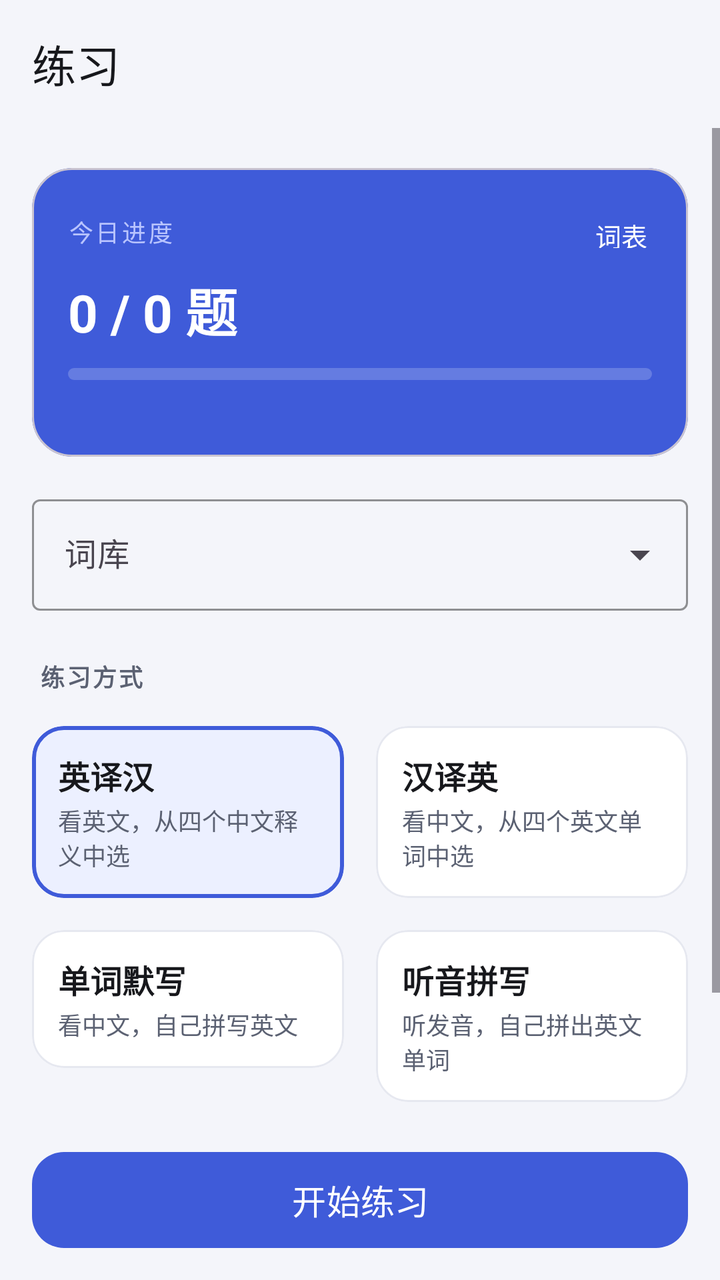
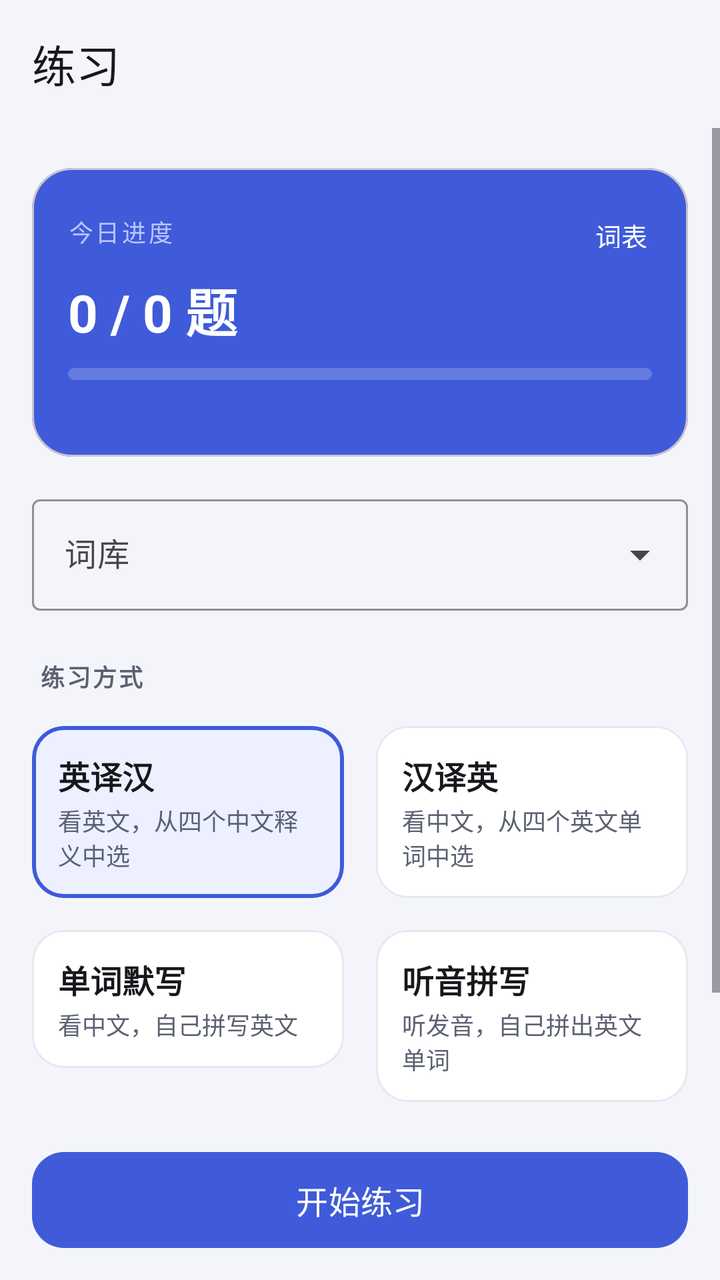

An Android layout rendered at two revisions. The XML below is the earlier revision; the diff shows what the commit changed to produce the second picture.
<!-- AndroidManifest.xml: application theme Theme.WordDrill -->
<!-- res/layout/fragment_practice.xml -->
<?xml version="1.0" encoding="utf-8"?>
<LinearLayout xmlns:android="http://schemas.android.com/apk/res/android"
    xmlns:app="http://schemas.android.com/apk/res-auto"
    android:id="@+id/root"
    android:layout_width="match_parent"
    android:layout_height="match_parent"
    android:background="@color/bg"
    android:focusableInTouchMode="true"
    android:orientation="vertical">

    <com.google.android.material.appbar.MaterialToolbar
        android:id="@+id/toolbar"
        style="@style/Toolbar.WordDrill"
        android:layout_width="match_parent"
        android:layout_height="?attr/actionBarSize"
        app:title="@string/tab_practice"
        app:titleTextAppearance="@style/TextAppearance.Material3.TitleLarge" />

    <ScrollView
        android:layout_width="match_parent"
        android:layout_height="0dp"
        android:layout_weight="1"
        android:clipToPadding="false"
        android:fillViewport="true">

        <LinearLayout
            android:layout_width="match_parent"
            android:layout_height="wrap_content"
            android:orientation="vertical"
            android:paddingStart="16dp"
            android:paddingTop="4dp"
            android:paddingEnd="16dp"
            android:paddingBottom="16dp">

            <com.google.android.material.card.MaterialCardView
                android:id="@+id/cardProgress"
                android:layout_width="match_parent"
                android:layout_height="wrap_content"
                android:layout_marginTop="16dp"
                android:clickable="true"
                android:focusable="true"
                android:foreground="?attr/selectableItemBackground"
                app:cardBackgroundColor="@color/brand"
                app:cardCornerRadius="20dp"
                app:cardElevation="0dp">

                <LinearLayout
                    android:layout_width="match_parent"
                    android:layout_height="wrap_content"
                    android:orientation="vertical"
                    android:paddingStart="18dp"
                    android:paddingTop="14dp"
                    android:paddingEnd="10dp"
                    android:paddingBottom="14dp">

                    <LinearLayout
                        android:layout_width="match_parent"
                        android:layout_height="wrap_content"
                        android:gravity="center_vertical"
                        android:orientation="horizontal">

                        <TextView
                            android:layout_width="0dp"
                            android:layout_height="wrap_content"
                            android:layout_weight="1"
                            android:letterSpacing="0.1"
                            android:text="@string/report_today"
                            android:textColor="#B9C4FF"
                            android:textSize="12sp" />

                        <com.google.android.material.button.MaterialButton
                            android:id="@+id/btnOpenList"
                            style="@style/Widget.Material3.Button.TextButton"
                            android:layout_width="wrap_content"
                            android:layout_height="36dp"
                            android:minWidth="0dp"
                            android:paddingStart="10dp"
                            android:paddingEnd="10dp"
                            android:text="@string/label_word_list"
                            android:textColor="@color/white"
                            android:textSize="13sp" />
                    </LinearLayout>

                    <TextView
                        android:id="@+id/tvHeroTitle"
                        style="@style/Text.Hero"
                        android:layout_width="wrap_content"
                        android:layout_height="wrap_content"
                        android:layout_marginTop="2dp"
                        android:text="0 / 0 题" />

                    <com.google.android.material.progressindicator.LinearProgressIndicator
                        android:id="@+id/pbHero"
                        android:layout_width="match_parent"
                        android:layout_height="wrap_content"
                        android:layout_marginTop="10dp"
                        android:layout_marginEnd="8dp"
                        android:max="100"
                        app:indicatorColor="@color/white"
                        app:trackColor="#33FFFFFF"
                        app:trackCornerRadius="3dp"
                        app:trackStopIndicatorSize="0dp"
                        app:trackThickness="6dp" />

                    <TextView
                        android:id="@+id/tvHeroSub"
                        android:layout_width="match_parent"
                        android:layout_height="wrap_content"
                        android:layout_marginTop="8dp"
                        android:layout_marginEnd="8dp"
                        android:textColor="#B9C4FF"
                        android:textSize="12sp" />
                </LinearLayout>
            </com.google.android.material.card.MaterialCardView>

            <com.google.android.material.button.MaterialButton
                android:id="@+id/btnReviewNow"
                style="@style/Widget.Material3.Button.TonalButton"
                android:layout_width="match_parent"
                android:layout_height="48dp"
                android:layout_marginTop="10dp"
                android:text="@string/action_review"
                android:textSize="14sp"
                android:visibility="gone"
                app:cornerRadius="14dp" />

            <com.google.android.material.textfield.TextInputLayout
                android:id="@+id/tilBook"
                style="@style/Widget.Material3.TextInputLayout.OutlinedBox.ExposedDropdownMenu"
                android:layout_width="match_parent"
                android:layout_height="wrap_content"
                android:layout_marginTop="16dp"
                android:hint="@string/label_book"
                app:boxStrokeColor="@color/brand">

                <com.google.android.material.textfield.MaterialAutoCompleteTextView
                    android:id="@+id/etBook"
                    android:layout_width="match_parent"
                    android:layout_height="wrap_content"
                    android:cursorVisible="false"
                    android:focusable="false"
                    android:focusableInTouchMode="false"
                    android:inputType="none"
                    android:textSize="16sp" />
            </com.google.android.material.textfield.TextInputLayout>

            <TextView
                style="@style/Text.SectionLabel"
                android:layout_width="wrap_content"
                android:layout_height="wrap_content"
                android:layout_marginTop="24dp"
                android:layout_marginStart="4dp"
                android:text="@string/label_mode" />

            <LinearLayout
                android:layout_width="match_parent"
                android:layout_height="wrap_content"
                android:layout_marginTop="16dp"
                android:baselineAligned="false"
                android:orientation="horizontal">

                <com.google.android.material.card.MaterialCardView
                    android:id="@+id/cardEnZh"
                    android:layout_width="0dp"
                    android:layout_height="wrap_content"
                    android:layout_marginEnd="8dp"
                    android:layout_weight="1"
                    android:clickable="true"
                    android:focusable="true"
                    android:foreground="?attr/selectableItemBackground"
                    app:cardBackgroundColor="@color/brand_soft"
                    app:cardCornerRadius="16dp"
                    app:cardElevation="0dp"
                    app:strokeColor="@color/brand"
                    app:strokeWidth="2dp">

                    <LinearLayout
                        android:layout_width="match_parent"
                        android:layout_height="wrap_content"
                        android:orientation="vertical"
                        android:padding="13dp">

                        <TextView
                            style="@style/Text.CardTitle"
                            android:layout_width="wrap_content"
                            android:layout_height="wrap_content"
                            android:text="@string/mode_en_zh" />

                        <TextView
                            style="@style/Text.CardSubtitle"
                            android:layout_width="match_parent"
                            android:layout_height="wrap_content"
                            android:layout_marginTop="2dp"
                            android:maxLines="2"
                            android:text="@string/mode_en_zh_desc" />
                    </LinearLayout>
                </com.google.android.material.card.MaterialCardView>

                <com.google.android.material.card.MaterialCardView
                    android:id="@+id/cardZhEn"
                    android:layout_width="0dp"
                    android:layout_height="wrap_content"
                    android:layout_marginStart="8dp"
                    android:layout_weight="1"
                    android:clickable="true"
                    android:focusable="true"
                    android:foreground="?attr/selectableItemBackground"
                    app:cardBackgroundColor="@color/surface"
                    app:cardCornerRadius="16dp"
                    app:cardElevation="0dp"
                    app:strokeColor="@color/divider"
                    app:strokeWidth="1dp">

                    <LinearLayout
                        android:layout_width="match_parent"
                        android:layout_height="wrap_content"
                        android:orientation="vertical"
                        android:padding="13dp">

                        <TextView
                            style="@style/Text.CardTitle"
                            android:layout_width="wrap_content"
                            android:layout_height="wrap_content"
                            android:text="@string/mode_zh_en" />

                        <TextView
                            style="@style/Text.CardSubtitle"
                            android:layout_width="match_parent"
                            android:layout_height="wrap_content"
                            android:layout_marginTop="2dp"
                            android:maxLines="2"
                            android:text="@string/mode_zh_en_desc" />
                    </LinearLayout>
                </com.google.android.material.card.MaterialCardView>
            </LinearLayout>

            <LinearLayout
                android:layout_width="match_parent"
                android:layout_height="wrap_content"
                android:layout_marginTop="16dp"
                android:baselineAligned="false"
                android:orientation="horizontal">

                <com.google.android.material.card.MaterialCardView
                    android:id="@+id/cardSpell"
                    android:layout_width="0dp"
                    android:layout_height="wrap_content"
                    android:layout_marginEnd="8dp"
                    android:layout_weight="1"
                    android:clickable="true"
                    android:focusable="true"
                    android:foreground="?attr/selectableItemBackground"
                    app:cardBackgroundColor="@color/surface"
                    app:cardCornerRadius="16dp"
                    app:cardElevation="0dp"
                    app:strokeColor="@color/divider"
                    app:strokeWidth="1dp">

                    <LinearLayout
                        android:layout_width="match_parent"
                        android:layout_height="wrap_content"
                        android:orientation="vertical"
                        android:padding="13dp">

                        <TextView
                            style="@style/Text.CardTitle"
                            android:layout_width="wrap_content"
                            android:layout_height="wrap_content"
                            android:text="@string/mode_spell" />

                        <TextView
                            style="@style/Text.CardSubtitle"
                            android:layout_width="match_parent"
                            android:layout_height="wrap_content"
                            android:layout_marginTop="2dp"
                            android:maxLines="2"
                            android:text="@string/mode_spell_desc" />
                    </LinearLayout>
                </com.google.android.material.card.MaterialCardView>

                <com.google.android.material.card.MaterialCardView
                    android:id="@+id/cardListen"
                    android:layout_width="0dp"
                    android:layout_height="wrap_content"
                    android:layout_marginStart="8dp"
                    android:layout_weight="1"
                    android:clickable="true"
                    android:focusable="true"
                    android:foreground="?attr/selectableItemBackground"
                    app:cardBackgroundColor="@color/surface"
                    app:cardCornerRadius="16dp"
                    app:cardElevation="0dp"
                    app:strokeColor="@color/divider"
                    app:strokeWidth="1dp">

                    <LinearLayout
                        android:layout_width="match_parent"
                        android:layout_height="wrap_content"
                        android:orientation="vertical"
                        android:padding="13dp">

                        <TextView
                            style="@style/Text.CardTitle"
                            android:layout_width="wrap_content"
                            android:layout_height="wrap_content"
                            android:text="@string/mode_listen" />

                        <TextView
                            style="@style/Text.CardSubtitle"
                            android:layout_width="match_parent"
                            android:layout_height="wrap_content"
                            android:layout_marginTop="2dp"
                            android:maxLines="2"
                            android:text="@string/mode_listen_desc" />
                    </LinearLayout>
                </com.google.android.material.card.MaterialCardView>
            </LinearLayout>

            <com.google.android.material.card.MaterialCardView
                android:layout_width="match_parent"
                android:layout_height="wrap_content"
                android:layout_marginTop="24dp"
                app:cardBackgroundColor="@color/surface"
                app:cardCornerRadius="16dp"
                app:cardElevation="0dp"
                app:strokeColor="@color/divider"
                app:strokeWidth="1dp">

                <LinearLayout
                    android:layout_width="match_parent"
                    android:layout_height="wrap_content"
                    android:orientation="vertical">

                    <LinearLayout
                        android:id="@+id/rowSettings"
                        android:layout_width="match_parent"
                        android:layout_height="wrap_content"
                        android:background="?attr/selectableItemBackground"
                        android:clickable="true"
                        android:focusable="true"
                        android:gravity="center_vertical"
                        android:minHeight="56dp"
                        android:orientation="horizontal"
                        android:paddingStart="16dp"
                        android:paddingEnd="12dp">

                        <LinearLayout
                            android:layout_width="0dp"
                            android:layout_height="wrap_content"
                            android:layout_weight="1"
                            android:orientation="vertical">

                            <TextView
                                style="@style/Text.CardTitle"
                                android:layout_width="wrap_content"
                                android:layout_height="wrap_content"
                                android:text="@string/label_count_range" />

                            <TextView
                                android:id="@+id/tvSettingsSummary"
                                android:layout_width="wrap_content"
                                android:layout_height="wrap_content"
                                android:layout_marginTop="2dp"
                                android:textColor="@color/text_hint"
                                android:textSize="12sp" />
                        </LinearLayout>

                        <ImageView
                            android:id="@+id/ivExpand"
                            android:layout_width="22dp"
                            android:layout_height="22dp"
                            android:contentDescription="@null"
                            android:rotation="90"
                            android:src="@drawable/ic_chevron_right"
                            app:tint="@color/text_hint" />
                    </LinearLayout>

                    <LinearLayout
                        android:id="@+id/settingsBody"
                        android:layout_width="match_parent"
                        android:layout_height="wrap_content"
                        android:orientation="vertical"
                        android:paddingStart="16dp"
                        android:paddingEnd="16dp"
                        android:paddingBottom="16dp"
                        android:visibility="gone">

                        <View
                            android:layout_width="match_parent"
                            android:layout_height="1dp"
                            android:layout_marginBottom="14dp"
                            android:background="@color/divider" />

                        <LinearLayout
                            android:layout_width="match_parent"
                            android:layout_height="wrap_content"
                            android:gravity="center_vertical"
                            android:orientation="horizontal">

                            <TextView
                                android:layout_width="0dp"
                                android:layout_height="wrap_content"
                                android:layout_weight="1"
                                android:text="@string/label_count"
                                android:textColor="@color/text_primary"
                                android:textSize="14sp" />

                            <com.google.android.material.textfield.TextInputLayout
                                android:id="@+id/tilCount"
                                style="@style/Widget.Material3.TextInputLayout.OutlinedBox"
                                android:layout_width="96dp"
                                android:layout_height="wrap_content"
                                app:boxStrokeColor="@color/brand">

                                <com.google.android.material.textfield.TextInputEditText
                                    android:id="@+id/etCount"
                                    android:layout_width="match_parent"
                                    android:layout_height="wrap_content"
                                    android:gravity="center"
                                    android:imeOptions="actionDone"
                                    android:inputType="number"
                                    android:maxLength="3"
                                    android:text="20"
                                    android:textSize="16sp" />
                            </com.google.android.material.textfield.TextInputLayout>
                        </LinearLayout>

                        <TextView
                            android:id="@+id/tvRangeHint"
                            android:layout_width="match_parent"
                            android:layout_height="wrap_content"
                            android:layout_marginTop="14dp"
                            android:text="@string/label_range"
                            android:textColor="@color/text_primary"
                            android:textSize="14sp" />

                        <TextView
                            android:id="@+id/tvRangeSub"
                            android:layout_width="wrap_content"
                            android:layout_height="wrap_content"
                            android:layout_marginTop="2dp"
                            android:textColor="@color/text_hint"
                            android:textSize="12sp" />

                        <LinearLayout
                            android:layout_width="match_parent"
                            android:layout_height="wrap_content"
                            android:layout_marginTop="8dp"
                            android:baselineAligned="false"
                            android:orientation="horizontal">

                            <com.google.android.material.textfield.TextInputLayout
                                style="@style/Widget.Material3.TextInputLayout.OutlinedBox"
                                android:layout_width="0dp"
                                android:layout_height="wrap_content"
                                android:layout_marginEnd="8dp"
                                android:layout_weight="1"
                                android:hint="@string/range_start">

                                <com.google.android.material.textfield.TextInputEditText
                                    android:id="@+id/etStart"
                                    android:layout_width="match_parent"
                                    android:layout_height="wrap_content"
                                    android:imeOptions="actionNext"
                                    android:inputType="number"
                                    android:maxLength="5"
                                    android:textSize="16sp" />
                            </com.google.android.material.textfield.TextInputLayout>

                            <com.google.android.material.textfield.TextInputLayout
                                style="@style/Widget.Material3.TextInputLayout.OutlinedBox"
                                android:layout_width="0dp"
                                android:layout_height="wrap_content"
                                android:layout_weight="1"
                                android:hint="@string/range_end">

                                <com.google.android.material.textfield.TextInputEditText
                                    android:id="@+id/etEnd"
                                    android:layout_width="match_parent"
                                    android:layout_height="wrap_content"
                                    android:imeOptions="actionDone"
                                    android:inputType="number"
                                    android:maxLength="5"
                                    android:textSize="16sp" />
                            </com.google.android.material.textfield.TextInputLayout>
                        </LinearLayout>

                        <com.google.android.material.checkbox.MaterialCheckBox
                            android:id="@+id/cbAllowRepeat"
                            android:layout_width="match_parent"
                            android:layout_height="wrap_content"
                            android:layout_marginTop="10dp"
                            android:minHeight="48dp"
                            android:text="@string/allow_repeat"
                            android:textSize="14sp" />
                    </LinearLayout>
                </LinearLayout>
            </com.google.android.material.card.MaterialCardView>
        </LinearLayout>
    </ScrollView>

    <com.google.android.material.button.MaterialButton
        android:id="@+id/btnStart"
        android:layout_width="match_parent"
        android:layout_height="56dp"
        android:layout_marginStart="16dp"
        android:layout_marginTop="6dp"
        android:layout_marginEnd="16dp"
        android:layout_marginBottom="12dp"
        android:text="@string/start_practice"
        android:textSize="17sp"
        app:cornerRadius="16dp" />
</LinearLayout>
<!-- resources referenced by this layout -->
<resources>
  <color name="bg">#F4F5FA</color>
  <color name="brand">#3F5BD9</color>
  <color name="brand_soft">#ECF0FF</color>
  <color name="divider">#E6E8F0</color>
  <color name="surface">#FFFFFF</color>
  <color name="text_hint">#9AA0B0</color>
  <color name="text_primary">#17181C</color>
  <color name="white">#FFFFFF</color>
  <!-- drawable ic_chevron_right (drawable) -->
  <?xml version="1.0" encoding="utf-8"?>
  <vector xmlns:android="http://schemas.android.com/apk/res/android"
      android:width="24dp"
      android:height="24dp"
      android:viewportWidth="24"
      android:viewportHeight="24">
      <path
          android:fillColor="#FFFFFF"
          android:pathData="M10,6L8.59,7.41 13.17,12l-4.58,4.59L10,18l6,-6z" />
  </vector>
  <string name="action_review">复习今日到期的单词</string>
  <string name="allow_repeat">允许重复抽到已练过的单词</string>
  <string name="label_book">词库</string>
  <string name="label_count">每次题量</string>
  <string name="label_count_range">题量与范围</string>
  <string name="label_mode">练习方式</string>
  <string name="label_range">练习范围（词库索引）</string>
  <string name="label_word_list">词表</string>
  <string name="mode_en_zh">英译汉</string>
  <string name="mode_en_zh_desc">看英文，从四个中文释义中选</string>
  <string name="mode_listen">听音拼写</string>
  <string name="mode_listen_desc">听发音，自己拼出英文单词</string>
  <string name="mode_spell">单词默写</string>
  <string name="mode_spell_desc">看中文，自己拼写英文</string>
  <string name="mode_zh_en">汉译英</string>
  <string name="mode_zh_en_desc">看中文，从四个英文单词中选</string>
  <string name="range_end">结束</string>
  <string name="range_start">起始</string>
  <string name="report_today">今日进度</string>
  <string name="start_practice">开始练习</string>
  <string name="tab_practice">练习</string>
  <style name="Text.CardSubtitle" parent="">
          <item name="android:textSize">12sp</item>
          <item name="android:textColor">@color/text_secondary</item>
      </style>
  <style name="Text.CardTitle" parent="">
          <item name="android:textSize">16sp</item>
          <item name="android:textColor">@color/text_primary</item>
          <item name="android:textStyle">bold</item>
      </style>
  <style name="Text.Hero" parent="">
          <item name="android:textSize">26sp</item>
          <item name="android:textColor">@color/white</item>
          <item name="android:textStyle">bold</item>
      </style>
  <style name="Text.SectionLabel" parent="">
          <item name="android:textSize">12sp</item>
          <item name="android:textColor">@color/text_secondary</item>
          <item name="android:letterSpacing">0.08</item>
          <item name="android:textStyle">bold</item>
      </style>
  <style name="Toolbar.WordDrill" parent="Widget.Material3.Toolbar">
          <item name="android:background">@color/bg</item>
          <item name="titleTextColor">@color/text_primary</item>
          <item name="subtitleTextColor">@color/text_secondary</item>
          <item name="navigationIconTint">@color/text_primary</item>
      </style>
  <style name="Theme.WordDrill" parent="Theme.Material3.DayNight.NoActionBar">
          <item name="colorPrimary">@color/brand</item>
          <item name="colorOnPrimary">@color/white</item>
          <item name="colorPrimaryContainer">@color/brand_container</item>
          <item name="colorOnPrimaryContainer">@color/brand_dark</item>
          <item name="colorSecondary">@color/accent</item>
          <item name="colorSurface">@color/surface</item>
          <item name="android:colorBackground">@color/bg</item>
          <item name="android:windowBackground">@color/bg</item>
          <item name="android:statusBarColor">@color/bg</item>
          <item name="android:navigationBarColor">@color/bg</item>
          <item name="android:windowLightStatusBar">@bool/light_status_bar</item>
      </style>
  <color name="text_secondary">#5B6172</color>
  <color name="brand_container">#E4E9FF</color>
  <color name="brand_dark">#1D2B6B</color>
  <color name="accent">#F2A03D</color>
</resources>

<!-- the commit's change to res/layout/fragment_practice.xml (unified diff, before → after) -->
@@ -508,6 +508,6 @@
         android:layout_marginEnd="16dp"
         android:layout_marginBottom="12dp"
         android:text="@string/start_practice"
-        android:textSize="17sp"
+        android:textSize="16sp"
         app:cornerRadius="16dp" />
 </LinearLayout>
